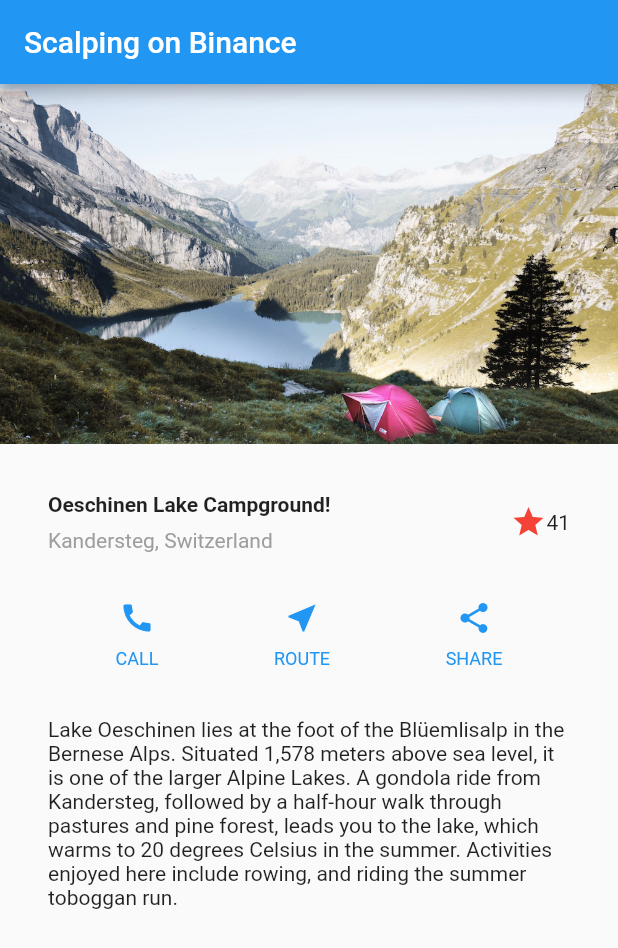
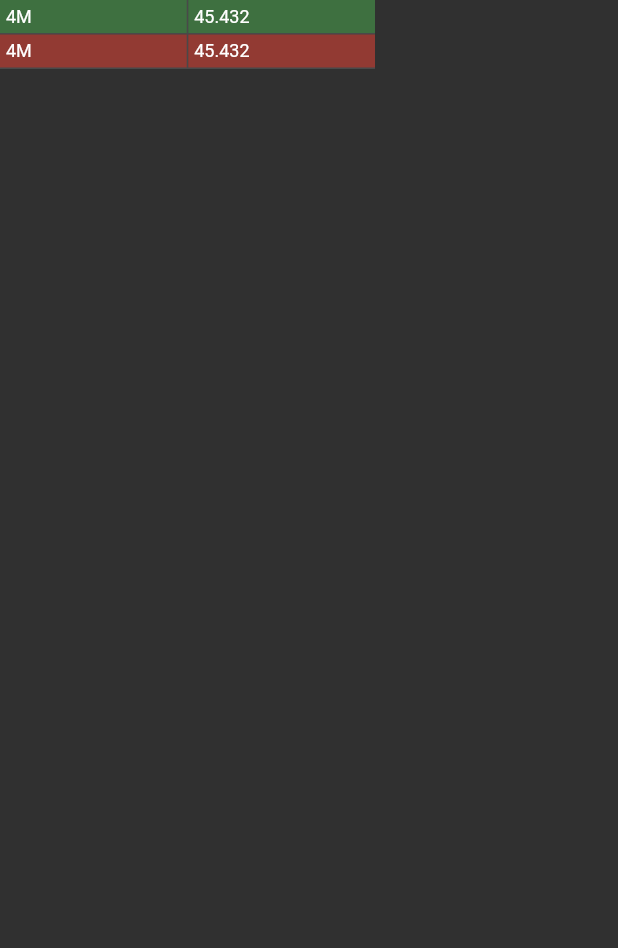
Before and after one commit to DanjiSes/scalp_master, a Flutter app: the screen it shows after launch, on a phone screen of 412 x 824 dp. Shown: the top 948 px of the screen. Run offline on Flutter 3.47's test engine with Material 2 defaults, Android fonts, the phone set to English and light mode, and no system bars.

Commit message:
Add base row widget

```diff
--- a/lib/main.dart
+++ b/lib/main.dart
@@ -10,83 +10,99 @@ class MyApp extends StatelessWidget {
   // This widget is the root of your application.
   @override
   Widget build(BuildContext context) {
-    Widget titleSection = Container(
-        padding: const EdgeInsets.all(32),
-        child: Row(
-          children: [
-            Expanded(
-                child: Column(
-              crossAxisAlignment: CrossAxisAlignment.start,
-              children: [
-                Container(
-                    padding: const EdgeInsets.only(bottom: 8),
-                    child: const Text(
-                      'Oeschinen Lake Campground!',
-                      style: TextStyle(fontWeight: FontWeight.bold),
-                    )),
-                Text('Kandersteg, Switzerland',
-                    style: TextStyle(color: Colors.grey[500]))
-              ],
-            )),
-            Icon(Icons.star, color: Colors.red[500]),
-            const Text('41')
-          ],
-        ));
-
-    Column _buildButtonColumn(Color color, IconData icon, String label) {
-      return Column(
-        mainAxisSize: MainAxisSize.min,
-        mainAxisAlignment: MainAxisAlignment.center,
-        children: [
-          Icon(icon, color: color),
-          Container(
-            margin: const EdgeInsets.only(top: 8),
-            child: Text(
-              label,
-              style: TextStyle(
-                  fontSize: 12, fontWeight: FontWeight.w400, color: color),
-            ),
-          )
-        ],
-      );
-    }
-
-    Color color = Theme.of(context).primaryColor;
-
-    Widget buttonSection = Row(
-      mainAxisAlignment: MainAxisAlignment.spaceEvenly,
-      children: [
-        _buildButtonColumn(color, Icons.call, 'CALL'),
-        _buildButtonColumn(color, Icons.near_me, 'ROUTE'),
-        _buildButtonColumn(color, Icons.share, 'SHARE'),
-      ],
-    );
-
-    Widget textSection = const Padding(
-        padding: EdgeInsets.all(32),
-        child: Text(
-          'Lake Oeschinen lies at the foot of the Blüemlisalp in the Bernese '
-          'Alps. Situated 1,578 meters above sea level, it is one of the '
-          'larger Alpine Lakes. A gondola ride from Kandersteg, followed by a '
-          'half-hour walk through pastures and pine forest, leads you to the '
-          'lake, which warms to 20 degrees Celsius in the summer. Activities '
-          'enjoyed here include rowing, and riding the summer toboggan run.',
-          softWrap: true,
-        ));
-
     return MaterialApp(
       title: 'Scalping Helper by Savchenko.dev',
+      themeMode: ThemeMode.dark,
+      darkTheme: ThemeData.dark(),
       home: Scaffold(
-          appBar: AppBar(title: const Text('Scalping on Binance')),
-          body: ListView(
-            children: [
-              Image.asset('images/lake.jpg',
-                  width: 600, height: 240, fit: BoxFit.cover),
-              titleSection,
-              buttonSection,
-              textSection
-            ],
-          )),
+          body: Container(
+        width: 250,
+        child: ListView(
+          children: const [
+            PriceItemWidget(
+              price: 45.432,
+              color: Colors.green,
+              volume: '4M',
+            ),
+            Divider(thickness: 1, height: 1),
+            PriceItemWidget(
+              price: 45.432,
+              color: Colors.red,
+              volume: '4M',
+            ),
+            Divider(thickness: 1, height: 1)
+          ],
+        ),
+      )),
     );
   }
 }
+
+class PriceItemWidget extends StatefulWidget {
+  const PriceItemWidget(
+      {Key? key,
+      required this.volume,
+      required this.price,
+      required this.color})
+      : super(key: key);
+
+  final String volume;
+  final double price;
+  final Color color;
+
+  @override
+  _PriceItemWidgetState createState() => _PriceItemWidgetState();
+}
+
+class _PriceItemWidgetState extends State<PriceItemWidget> {
+  bool _highlighted = false;
+
+  void _highlightOn(PointerEvent details) {
+    setState(() {
+      _highlighted = true;
+    });
+  }
+
+  void _highlightOff(PointerEvent details) {
+    setState(() {
+      _highlighted = false;
+    });
+  }
+
+  @override
+  Widget build(BuildContext context) {
+    const textStyle = TextStyle(fontSize: 12);
+    var bgColor = widget.color.withOpacity(_highlighted ? 0.6 : 0.5);
+
+    return MouseRegion(
+      onEnter: _highlightOn,
+      onExit: _highlightOff,
+      child: GestureDetector(
+          child: IntrinsicHeight(
+        child: Row(
+          children: <Widget>[
+            Expanded(
+                child: Container(
+              color: bgColor,
+              padding: const EdgeInsets.all(4),
+              child: Text(
+                widget.volume,
+                style: textStyle,
+              ),
+            )),
+            const VerticalDivider(width: 1, thickness: 1),
+            Expanded(
+                child: Container(
+              color: bgColor,
+              padding: const EdgeInsets.all(4),
+              child: Text(
+                widget.price.toString(),
+                style: textStyle,
+              ),
+            )),
+          ],
+        ),
+      )),
+    );
+  }
+}
```
